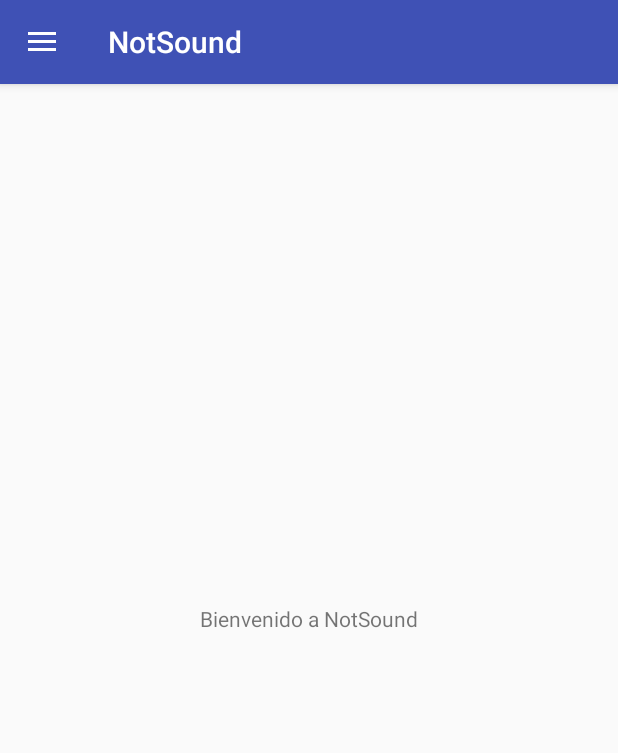
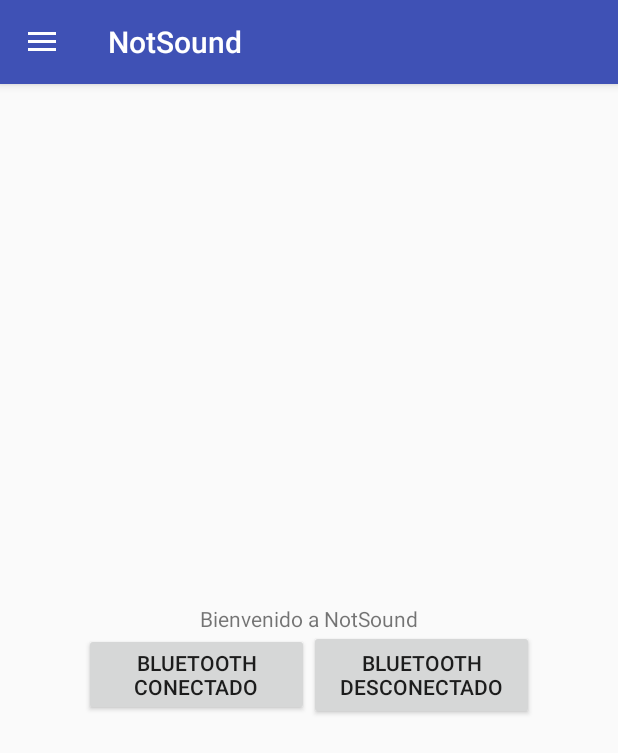
Before and after one commit to GabrielMiguez/pfinal, an Android app: the screen it shows after launch (MainActivity), in the side drawer, after a tap on "Alertas Externas", on a phone screen of 412 x 824 dp. Shown: the top 753 px of the screen. Run offline under Robolectric (Android 15) with nearby library versions, the light colour scheme and no system bars; 1 statement that could not run was skipped.

Commit message:
content_main: 	se le modifico el "showIn" 	se agregaron 2 botones para probar las notificaciones del bluetooth MainActivity: 	se agregaron 2 metodos para crear y actualizar la misma notificacion SonidosEdicionActivity: 	se corrigio para poder editar la imagen y el nombre del sonido y que la imagen se guarde con el nuevo nombre

```diff
--- a/NotSound/app/src/main/java/com/example/gabys/notsound/MainActivity.java
+++ b/NotSound/app/src/main/java/com/example/gabys/notsound/MainActivity.java
@@ -1,9 +1,13 @@
 package com.example.gabys.notsound;
 
+import android.app.Notification;
+import android.app.NotificationManager;
 import android.content.Context;
 import android.content.Intent;
 import android.os.Bundle;
 import android.os.Vibrator;
+import android.support.v4.app.NotificationCompat;
+import android.view.View;
 import android.widget.Toast;
 
 public class MainActivity extends Menu {
@@ -44,5 +48,40 @@ public class MainActivity extends Menu {
 */
     }
 
+    public void bluetoothConectado(View v){
+        // Instanciamos e inicializamos nuestro manager.
+        NotificationManager nManager = (NotificationManager) getSystemService(Context.NOTIFICATION_SERVICE);
+
+        NotificationCompat.Builder builder = new NotificationCompat.Builder(
+                getApplicationContext())
+                .setSmallIcon(android.R.drawable.stat_sys_data_bluetooth)
+                .setContentTitle("Estado Bluetooth")
+                .setContentText("Conectado")
+                //.setContentIntent(viewPendingIntent)
+                .setWhen(System.currentTimeMillis())
+                //.setVibrate(vibratePattern)
+                .setPriority(Notification.PRIORITY_MIN) //Maxima prioridad
+                .setAutoCancel(false);
+
+        nManager.notify(123123, builder.build());
+    }
+
+    public void bluetoothDesconectado(View v){
+        // Instanciamos e inicializamos nuestro manager.
+        NotificationManager nManager = (NotificationManager) getSystemService(Context.NOTIFICATION_SERVICE);
+
+        NotificationCompat.Builder builder = new NotificationCompat.Builder(
+                getApplicationContext())
+                .setSmallIcon(android.R.drawable.ic_lock_idle_charging)
+                .setContentTitle("Estado Bluetooth")
+                .setContentText("Desconectado")
+                //.setContentIntent(viewPendingIntent)
+                .setWhen(System.currentTimeMillis())
+                //.setVibrate(vibratePattern)
+                .setPriority(Notification.PRIORITY_MIN) //Maxima prioridad
+                .setAutoCancel(false);
+
+        nManager.notify(123123, builder.build());
+    }
 
 }
--- a/NotSound/app/src/main/java/com/example/gabys/notsound/SonidosEdicionActivity.java
+++ b/NotSound/app/src/main/java/com/example/gabys/notsound/SonidosEdicionActivity.java
@@ -31,7 +31,7 @@ public class SonidosEdicionActivity extends AppCompatActivity {
     private Sonidos sonidos;
     private int itemSeleccionado = -1;
 
-    private Bitmap imagen;
+    //private Bitmap imagen;
 
     private TextView txt_sonidoID;
     private EditText txt_sonidoNombre;
@@ -69,7 +69,7 @@ public class SonidosEdicionActivity extends AppCompatActivity {
             txt_sonidoID.setText(String.valueOf(sonido.getID()));
             txt_sonidoNombre.setText(sonido.getNombre());
             chk_habilitado.setChecked(sonido.getHabilitado());
-            img_imagenSonido.setImageBitmap(sonido.getImagen());
+            if (sonido.getImagen() != null) {img_imagenSonido.setImageBitmap(sonido.getImagen());}
 
             txt_Ruta.setText(sonido.getImagen().toString());
         }
@@ -83,6 +83,9 @@ public class SonidosEdicionActivity extends AppCompatActivity {
                 String nombreSonido = txt_sonidoNombre.getText().toString();
                 Boolean estaHabilitado = chk_habilitado.isChecked();
                 String rutaFoto = getExternalFilesDir(null) + "/" + nombreSonido + ".png";
+
+                img_imagenSonido.buildDrawingCache();
+                Bitmap imagen = img_imagenSonido.getDrawingCache();
 
                 saveImage(imagen, rutaFoto);
 
@@ -106,7 +109,7 @@ public class SonidosEdicionActivity extends AppCompatActivity {
     protected void onActivityResult(int requestCode, int resultCode, Intent data){
 
         if (requestCode == CAMERA_REQUEST && resultCode == RESULT_OK) {
-            imagen = (Bitmap) data.getExtras().get("data");
+            Bitmap imagen = (Bitmap) data.getExtras().get("data");
             img_imagenSonido.setImageBitmap(imagen);
         }
     }
--- a/NotSound/app/src/main/res/layout/content_main.xml
+++ b/NotSound/app/src/main/res/layout/content_main.xml
@@ -6,7 +6,7 @@
     android:layout_width="match_parent"
     android:layout_height="match_parent"
     app:layout_behavior="@string/appbar_scrolling_view_behavior"
-    tools:showIn="@layout/app_bar_main"
+    tools:showIn="@layout/activity_main"
     tools:context="com.example.gabys.notsound.MainActivity">
 
     <TextView
@@ -18,4 +18,43 @@
         app:layout_constraintRight_toRightOf="parent"
         app:layout_constraintTop_toTopOf="parent" />
 
+    <android.support.constraint.Guideline
+        android:layout_width="wrap_content"
+        android:layout_height="wrap_content"
+        android:id="@+id/guideline"
+        android:orientation="horizontal"
+        app:layout_constraintGuide_percent="0.5"/>
+
+    <LinearLayout
+        android:layout_width="300dp"
+        android:layout_height="0dp"
+        android:orientation="horizontal"
+        app:layout_constraintTop_toTopOf="@+id/guideline"
+        android:layout_marginTop="8dp"
+        android:layout_marginRight="8dp"
+        app:layout_constraintRight_toRightOf="parent"
+        android:layout_marginLeft="8dp"
+        app:layout_constraintLeft_toLeftOf="parent">
+
+        <Button
+            android:id="@+id/button"
+            android:layout_width="161dp"
+            android:layout_height="55dp"
+            android:layout_weight="1"
+            android:onClick="bluetoothConectado"
+            android:text="Bluetooth Conectado"
+            tools:layout_editor_absoluteX="112dp"
+            tools:layout_editor_absoluteY="293dp" />
+
+        <Button
+            android:id="@+id/button2"
+            android:layout_width="161dp"
+            android:layout_height="60dp"
+            android:layout_weight="1"
+            android:onClick="bluetoothDesconectado"
+            android:text="Bluetooth Desconectado"
+            tools:layout_editor_absoluteX="112dp"
+            tools:layout_editor_absoluteY="348dp" />
+    </LinearLayout>
+
 </android.support.constraint.ConstraintLayout>
```
